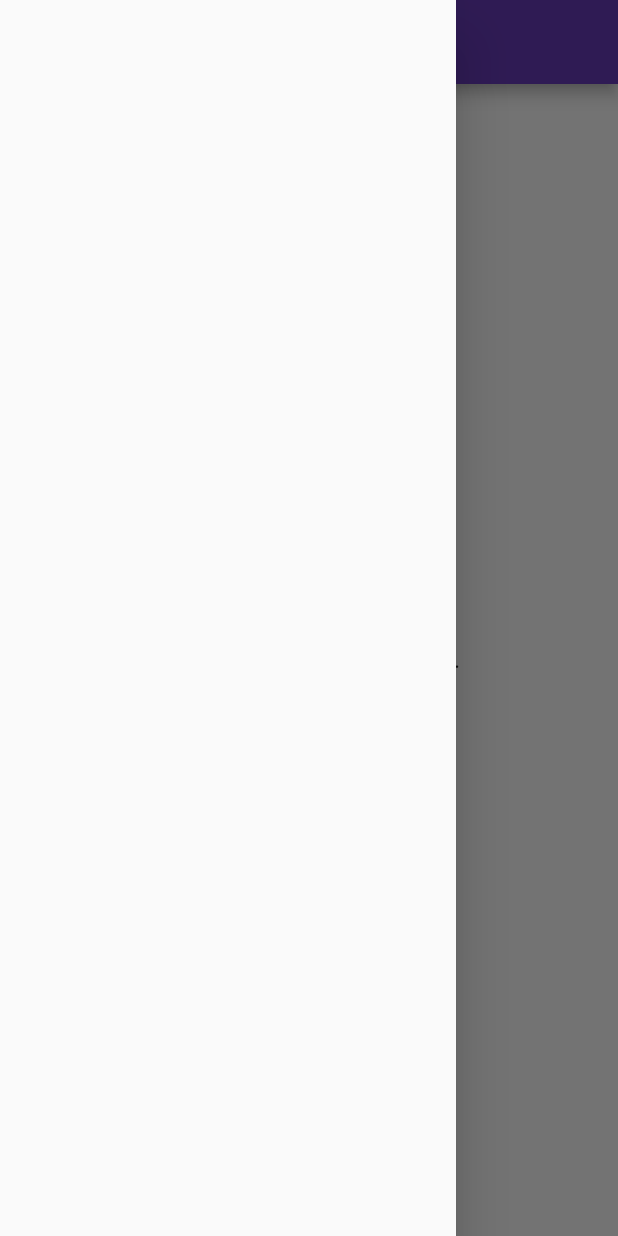
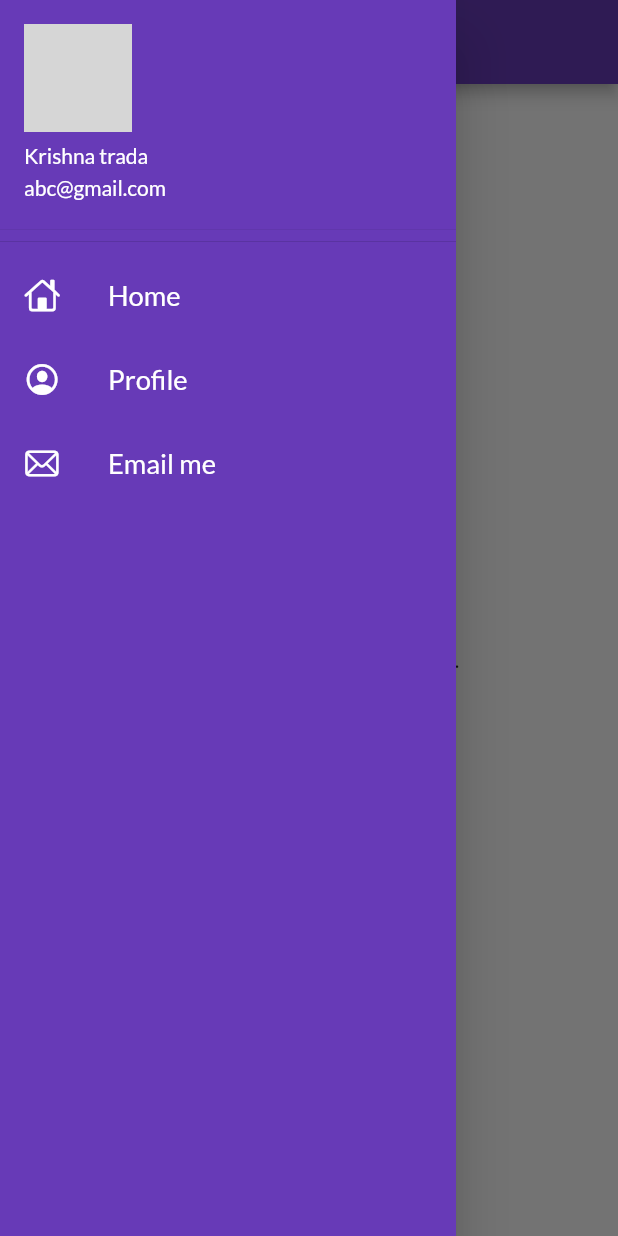
Before and after one commit to KrishnaTrada/Catalog-App, a Flutter app: the HomePage screen opened directly, with the side drawer open, on a phone screen of 412 x 824 dp. Run offline on Flutter 3.47's test engine with Material 2 defaults, Android fonts, the phone set to English and light mode, and no system bars; our stand-ins replace google_fonts; network calls fail; grey boxes are pictures that could not be loaded.

Commit message:
day 9 completed

```diff
--- a/lib/home_page.dart
+++ b/lib/pages/home_page.dart
@@ -1,4 +1,6 @@
 import 'package:flutter/material.dart';
+
+import '../widgets/drawers.dart';
 
 class HomePage extends StatelessWidget {
   final int no = 1;
@@ -14,7 +16,7 @@ class HomePage extends StatelessWidget {
       body: Center(
         child: Text("Hello this is my $no st app in $name."),
       ),
-      drawer: const Drawer(),
+      drawer: const myDrawer(),
     );
   }
 }
--- a/lib/main.dart
+++ b/lib/pages/main.dart
@@ -1,5 +1,5 @@
 import 'package:flutter/material.dart';
-import 'package:flutter_application_1/login_page.dart';
+import 'package:flutter_application_1/pages/login_page.dart';
 import 'package:flutter_application_1/utils/routes.dart';
 
 import 'home_page.dart';
@@ -25,6 +25,7 @@ class myApp extends StatelessWidget {
       darkTheme: ThemeData(
         brightness: Brightness.dark,
       ),
+      debugShowCheckedModeBanner: false,
       initialRoute: "/login",
       routes: {
         '/': (context) => LoginPage(),
--- /dev/null
+++ b/lib/widgets/drawers.dart
@@ -0,0 +1,64 @@
+import 'package:flutter/cupertino.dart';
+import 'package:flutter/material.dart';
+
+class myDrawer extends StatelessWidget {
+  const myDrawer({Key? key}) : super(key: key);
+
+  @override
+  Widget build(BuildContext context) {
+    final img =
+        "https://images.pexels.com/photos/674010/pexels-photo-674010.jpeg?auto=compress&cs=tinysrgb&dpr=1&w=500";
+    return Drawer(
+      child: Container(
+        color: Colors.deepPurple,
+        child: ListView(
+          children: [
+            DrawerHeader(
+              padding: EdgeInsets.zero,
+              child: UserAccountsDrawerHeader(
+                accountName: Text("Krishna trada"),
+                accountEmail: Text("abc@gmail.com"),
+                currentAccountPicture: CircleAvatar(
+                  backgroundImage: NetworkImage(img),
+                ),
+              ),
+            ),
+            ListTile(
+              leading: Icon(
+                CupertinoIcons.home,
+                color: Colors.white,
+              ),
+              title: Text(
+                "Home",
+                textScaleFactor: 1.3,
+                style: TextStyle(color: Colors.white),
+              ),
+            ),
+            ListTile(
+              leading: Icon(
+                CupertinoIcons.profile_circled,
+                color: Colors.white,
+              ),
+              title: Text(
+                "Profile",
+                textScaleFactor: 1.3,
+                style: TextStyle(color: Colors.white),
+              ),
+            ),
+            ListTile(
+              leading: Icon(
+                CupertinoIcons.mail,
+                color: Colors.white,
+              ),
+              title: Text(
+                "Email me",
+                textScaleFactor: 1.3,
+                style: TextStyle(color: Colors.white),
+              ),
+            ),
+          ],
+        ),
+      ),
+    );
+  }
+}
```
Also changed, not shown: lib/pages/login_page.dart (renamed from lib/login_page.dart).
